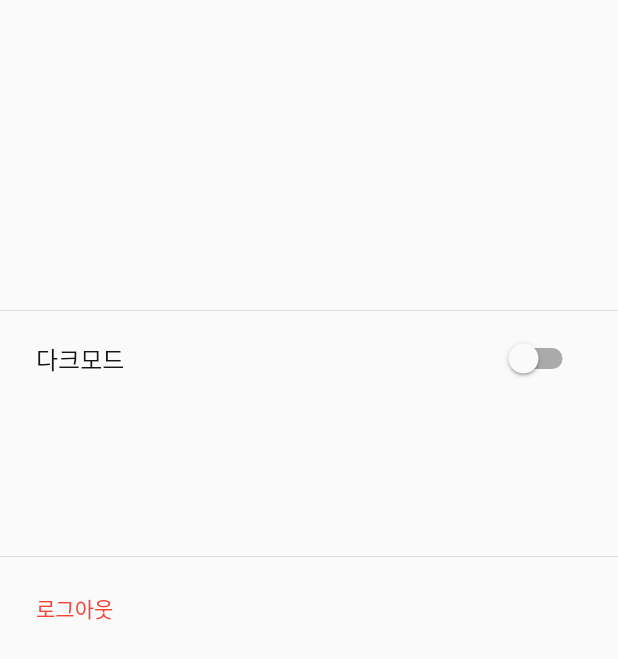
After one commit to Team-Furry-Friend/Furry-Friend-App, a Flutter app: the SettingScreen screen opened directly, on a phone screen of 412 x 824 dp. The commit adds this screen. Shown: the top 659 px of the screen. Run offline on Flutter 3.47's test engine with Material 2 defaults, Android fonts, the phone set to English and light mode, and no system bars; our stand-ins replace dio, google_sign_in, image_picker, shared_preferences; missing offline and left inert: flutter_naver_login, kakao_flutter_sdk; accounts and stored records are empty; network calls fail; Roboto replaces fonts that are missing (Pretendard).

Commit message:
[feat] 설정화면 추가
- 다크 모드 설정
- Color 파일 다크 모드 색 변동
- 로그아웃 기능

```diff
--- a/lib/app/screen/login_screen.dart
+++ b/lib/app/screen/login_screen.dart
@@ -1,7 +1,7 @@
 import 'package:flutter/material.dart';
 import 'package:furry_friend/app/screen/login_email_screen.dart';
 import 'package:furry_friend/app/screen/sign_up_screen.dart';
-import 'package:furry_friend/app/widget/color.dart';
+import 'package:furry_friend/app/widget/widget_color.dart';
 import 'package:furry_friend/service/login_service.dart';
 
 class LoginScreen extends StatefulWidget {
--- /dev/null
+++ b/lib/app/screen/setting_screen.dart
@@ -0,0 +1,101 @@
+import 'package:flutter/material.dart';
+import 'package:furry_friend/app/screen/login_screen.dart';
+import 'package:furry_friend/app/widget/widget_color.dart';
+import 'package:furry_friend/common/prefs_utils.dart';
+import 'package:furry_friend/main.dart';
+
+class SettingScreen extends StatefulWidget {
+  const SettingScreen({super.key});
+
+  @override
+  State<SettingScreen> createState() => _SettingScreenState();
+}
+
+class _SettingScreenState extends State<SettingScreen> {
+  bool darkMode = false;
+
+  @override
+  void initState() {
+    super.initState();
+    darkMode = PrefsUtils.getBool(PrefsUtils.utils.darkMode);
+  }
+
+  @override
+  Widget build(BuildContext context) {
+    return Scaffold(
+      body: Column(
+        crossAxisAlignment: CrossAxisAlignment.start,
+        children: [
+          Container(
+            margin: const EdgeInsets.only(top: 60),
+            padding: const EdgeInsets.symmetric(vertical: 36, horizontal: 24),
+            child: Column(
+              crossAxisAlignment: CrossAxisAlignment.start,
+              children: [
+                Text(
+                  PrefsUtils.getString(PrefsUtils.utils.nickName),
+                  style: TextStyle(
+                      color: WidgetColor.mainBlack,
+                      fontSize: 23,
+                      fontWeight: FontWeight.bold),
+                ),
+                Padding(
+                  padding: const EdgeInsets.symmetric(vertical: 12),
+                  child: Text(
+                    PrefsUtils.getString(PrefsUtils.utils.address),
+                    style: const TextStyle(
+                      color: deepGray,
+                    ),
+                  ),
+                ),
+              ],
+            ),
+          ),
+          const Divider(),
+          Padding(
+            padding: const EdgeInsets.only(left: 24, right: 24, bottom: 100),
+            child: Row(
+              children: [
+                Expanded(
+                    child: Text(
+                  '다크모드',
+                  style: TextStyle(fontSize: 16, color: WidgetColor.mainBlack),
+                )),
+                Switch(
+                  value: darkMode,
+                  activeColor: WidgetColor.mainColor,
+                  onChanged: (bool value) {
+                    setState(() {
+                      darkMode = value;
+                      PrefsUtils.setBool(PrefsUtils.utils.darkMode, value);
+                      themeNotifier.value =
+                          value ? ThemeMode.dark : ThemeMode.light;
+                    });
+                  },
+                )
+              ],
+            ),
+          ),
+          const Divider(),
+          InkWell(
+            onTap: () {
+              PrefsUtils.clear();
+              Navigator.pushAndRemoveUntil(
+                  context,
+                  MaterialPageRoute(builder: (context) => LoginScreen()),
+                  (route) => false);
+            },
+            child: Container(
+              padding: const EdgeInsets.symmetric(vertical: 16, horizontal: 24),
+              width: double.infinity,
+              child: const Text(
+                '로그아웃',
+                style: TextStyle(color: Colors.red),
+              ),
+            ),
+          )
+        ],
+      ),
+    );
+  }
+}
--- a/lib/app/widget/product_write_widget.dart
+++ b/lib/app/widget/product_write_widget.dart
@@ -1,5 +1,5 @@
 import 'package:flutter/material.dart';
-import 'package:furry_friend/app/widget/color.dart';
+import 'package:furry_friend/app/widget/widget_color.dart';
 
 class ProductTextField extends StatelessWidget {
   const ProductTextField(
@@ -44,8 +44,8 @@ class ProductWriteFrame extends StatelessWidget {
           padding: const EdgeInsets.only(top: 24),
           child: Text(
             titleText,
-            style: const TextStyle(
-              color: mainBlack,
+            style: TextStyle(
+              color: WidgetColor.mainBlack,
               fontSize: 16,
             ),
           ),
--- a/lib/app/widget/sign_up_widget.dart
+++ b/lib/app/widget/sign_up_widget.dart
@@ -1,6 +1,6 @@
 import 'package:flutter/material.dart';
 
-import 'color.dart';
+import 'widget_color.dart';
 import 'common_widget.dart';
 
 class BottomSheetLayout extends StatelessWidget {
@@ -42,7 +42,9 @@ class BottomSheetLayout extends StatelessWidget {
           Padding(
             padding: const EdgeInsets.only(top: 12),
             child: BottomButton(
-                onTap: () => onTap(), text: "확인", backgroundColor: mainBlack),
+                onTap: () => onTap(),
+                text: "확인",
+                backgroundColor: WidgetColor.mainBlack),
           )
         ],
       );
--- /dev/null
+++ b/lib/app/widget/widget_color.dart
@@ -0,0 +1,16 @@
+import 'package:flutter/material.dart';
+
+class WidgetColor {
+  static bool isDarkMode = false;
+
+  static Color get cleanWhite => isDarkMode ? Colors.black : Colors.white;
+  static Color get backgroundColor =>
+      isDarkMode ? Colors.grey[850]! : const Color(0xffF2F2F2);
+  static Color get mainColor => const Color(0xff70A3F3);
+  static Color get lightMainColor => const Color(0xffE2EDFD);
+  static Color get mainBlack =>
+      isDarkMode ? Colors.white : const Color(0xff151515);
+}
+
+const deepGray = Color(0xffB9B9B9);
+const lightGray = Color(0xffD9D9D9);
--- a/lib/common/prefs_utils.dart
+++ b/lib/common/prefs_utils.dart
@@ -45,4 +45,5 @@ class PrefsUtils {
   final String nickName = "NICKNAME";
   final String address = "ADRESS";
   final String userId = "userid";
+  final String darkMode = "darkmode";
 }
--- a/lib/main.dart
+++ b/lib/main.dart
@@ -1,4 +1,6 @@
 import 'package:flutter/material.dart';
+import 'package:furry_friend/app/widget/widget_color.dart';
+import 'package:furry_friend/common/prefs_utils.dart';
 import 'package:furry_friend/common/utils.dart';
 import 'package:furry_friend/domain/providers/post_provider.dart';
 import 'package:provider/provider.dart';
@@ -7,6 +9,8 @@ import 'app/screen/login_screen.dart';
 import 'app/screen/main_screen.dart';
 import 'domain/providers/search_provider.dart';
 import 'domain/providers/user_provider.dart';
+
+final ValueNotifier<ThemeMode> themeNotifier = ValueNotifier(ThemeMode.light);
 
 Future<void> main() async {
   WidgetsFlutterBinding.ensureInitialized();
@@ -22,15 +26,41 @@ Future<void> main() async {
   ));
 }
 
-class MyApp extends StatelessWidget {
+class MyApp extends StatefulWidget {
   const MyApp({super.key});
 
   @override
+  State<MyApp> createState() => _MyAppState();
+}
+
+class _MyAppState extends State<MyApp> {
+  @override
+  void initState() {
+    super.initState();
+    setThemeMode();
+  }
+
+  @override
   Widget build(BuildContext context) {
-    return MaterialApp(
-      title: 'Furry Friend',
-      theme: ThemeData(fontFamily: 'Pretendard'),
-      home: Utils.util.isLogin() ? const MainScreen() : LoginScreen(),
-    );
+    return ValueListenableBuilder<ThemeMode>(
+        valueListenable: themeNotifier,
+        builder: (_, ThemeMode currentMode, child) {
+          WidgetColor.isDarkMode = currentMode == ThemeMode.dark;
+          return MaterialApp(
+            title: 'Furry Friend',
+            theme: ThemeData(fontFamily: 'Pretendard'),
+            darkTheme: ThemeData.dark(),
+            themeMode: currentMode,
+            home: Utils.util.isLogin() ? const MainScreen() : LoginScreen(),
+          );
+        });
+  }
+
+  void setThemeMode() {
+    Future.delayed(Duration.zero, () {
+      themeNotifier.value = PrefsUtils.getBool(PrefsUtils.utils.darkMode)
+          ? ThemeMode.dark
+          : ThemeMode.light;
+    });
   }
 }
```
Also changed, not shown: lib/app/screen/home_screen.dart (+5 -5 lines), lib/app/screen/login_email_screen.dart (+6 -4 lines), lib/app/screen/main_screen.dart (+6 -3 lines), lib/app/screen/product_details_screen.dart (+18 -18 lines), lib/app/screen/product_write_screen.dart (+9 -9 lines), lib/app/screen/seach_screen.dart (+4 -4 lines), lib/app/screen/sign_up_screen.dart (+10 -7 lines), lib/app/widget/color.dart (deleted, +0 -8 lines), lib/app/widget/common_widget.dart (+8 -6 lines), lib/app/widget/home_widget.dart (+11 -11 lines), lib/app/widget/product_details_widget.dart (+6 -6 lines), lib/app/widget/search_widget.dart (+7 -7 lines).
